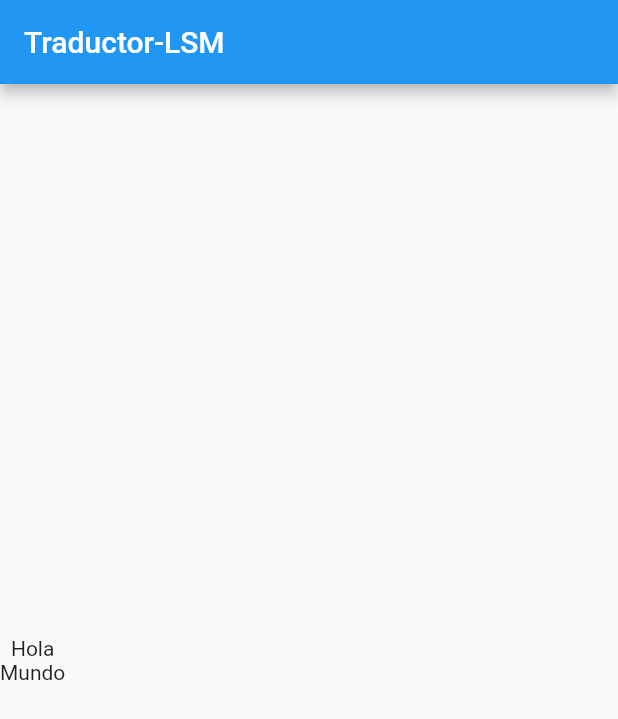
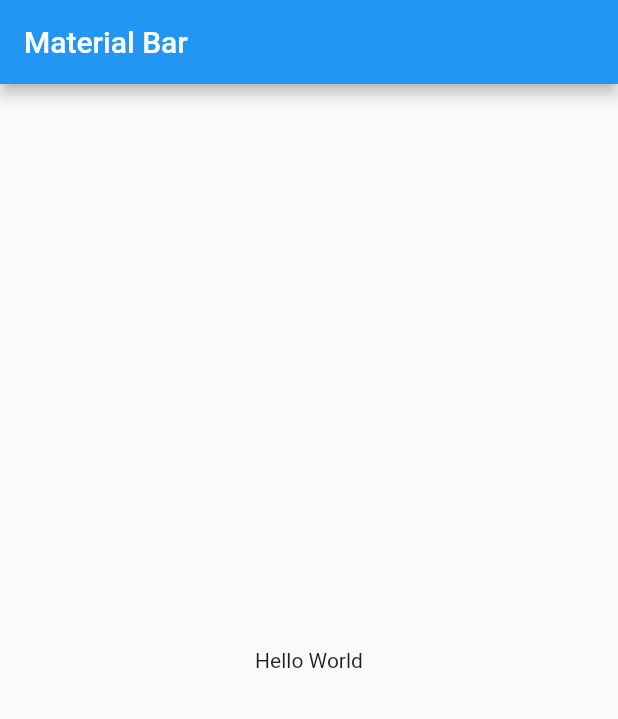
Before and after one commit to ozel-byte/Traductor-LSM-3, a Flutter app: the screen it shows after launch, on a phone screen of 412 x 824 dp. Shown: the top 719 px of the screen. Run offline on Flutter 3.47's test engine with Material 2 defaults, Android fonts, the phone set to English and light mode, and no system bars.

Commit message:
Revert "Feature/tl 12"

```diff
--- a/lib/UI/Pages/Menu.dart
+++ /dev/null
@@ -1,19 +0,0 @@
-// ignore: file_names
-import 'package:flutter/material.dart';
-
-class Menu extends StatelessWidget {
-  const Menu({Key? key}) : super(key: key);
-
-  @override
-  Widget build(BuildContext context) {
-    return Scaffold(
-      appBar: AppBar(
-        title: const Text("Traductor-LSM"),
-      ),
-      body: Column(
-        mainAxisAlignment: MainAxisAlignment.center,
-        children: const [Text("Hola"), Text("Mundo")],
-      ),
-    );
-  }
-}
--- a/lib/UI/Routes/Routes.dart
+++ /dev/null
@@ -1,15 +0,0 @@
-import 'package:flutter/material.dart';
-import 'package:traductor/UI/Pages/Menu.dart';
-
-class Routes extends StatelessWidget {
-  const Routes({Key? key}) : super(key: key);
-
-  @override
-  Widget build(BuildContext context) {
-    return MaterialApp(
-      debugShowCheckedModeBanner: false,
-      title: "Traductor-LSM",
-      routes: {"/": (_) => const Menu()},
-    );
-  }
-}
--- a/lib/main.dart
+++ b/lib/main.dart
@@ -1,4 +1,22 @@
 import 'package:flutter/material.dart';
-import 'package:traductor/UI/Routes/Routes.dart';
 
-void main() => runApp(const Routes());
+void main() => runApp(MyApp());
+
+class MyApp extends StatelessWidget {
+  @override
+  Widget build(BuildContext context) {
+    return MaterialApp(
+      title: 'Material App',
+      home: Scaffold(
+        appBar: AppBar(
+          title: Text('Material Bar'),
+        ),
+        body: Center(
+          child: Container(
+            child: Text('Hello World'),
+          ),
+        ),
+      ),
+    );
+  }
+}
```
Also changed, not shown: lib/UI/SplashScreen/SplashScreen.dart (+8 -35 lines), 3 other files.
